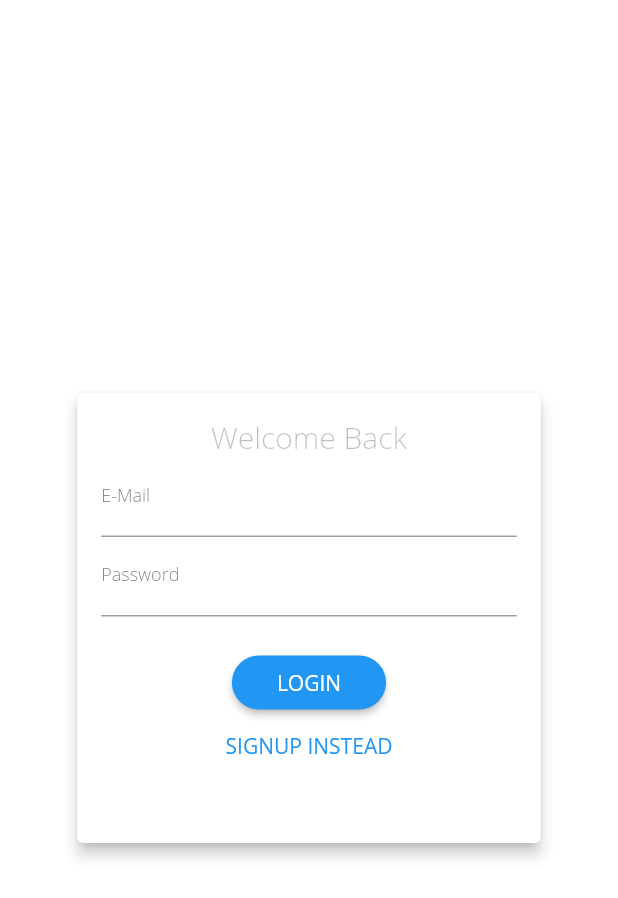
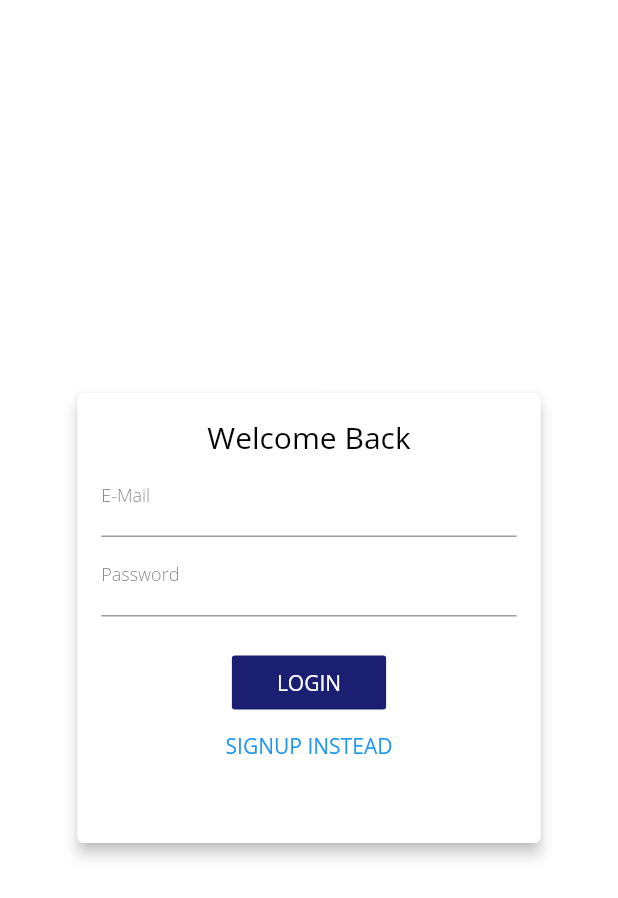
Before and after one commit to GB1999/Visa_Hackathon_2020, a Flutter app: the screen it shows after launch, on a phone screen of 412 x 824 dp. Shown: the top 898 px of the screen. Run offline on Flutter 3.47's test engine with Material 2 defaults, Android fonts, the phone set to English and light mode, and no system bars; our stand-ins replace carousel_slider, firebase_storage, image_picker, shimmer; missing offline and left inert: splash_screen_demo; accounts and stored records are empty.

Commit message:
Theme changes

```diff
--- a/lib/main.dart
+++ b/lib/main.dart
@@ -2,7 +2,6 @@ import 'package:altruity/models/payment_method.dart';
 import 'package:altruity/providers/user.dart';
 import 'package:flutter/material.dart';
 import 'package:provider/provider.dart';
-
 
 import 'package:altruity/providers/nonprofits.dart';
 import 'package:altruity/providers/user.dart';
@@ -14,7 +13,6 @@ import 'package:altruity/screens/user_profile_screen.dart';
 import 'package:altruity/screens/nonprofit_detail_screen.dart';
 import 'package:altruity/screens/donation_history_screen.dart';
 import 'package:altruity/screens/payment_method_entry_screen.dart';
-
 
 void main() {
   runApp(MyApp());
@@ -44,8 +42,9 @@ class MyApp extends StatelessWidget {
           title: 'Visa Gives',
           theme: ThemeData(
             //primaryColor: Color.fromRGBO(26, 31, 113, 100),
-            accentColor: Color.fromRGBO(247, 182, 0, 100),
-            splashColor: Color.fromRGBO(27, 138, 241, 100),
+            accentColor: Color.fromRGBO(247, 182, 0, 1),
+            splashColor: Color.fromRGBO(27, 138, 241, 1),
+            primaryColorDark: Color.fromRGBO(26, 31, 113, 1),
 
             fontFamily: 'OpenSans',
 
@@ -65,6 +64,12 @@ class MyApp extends StatelessWidget {
               headline3: TextStyle(
                 color: Colors.white,
                 fontSize: 16,
+                fontFamily: 'Montserrat',
+                fontWeight: FontWeight.w700,
+              ),
+              headline4: TextStyle(
+                color: Colors.black,
+                fontSize: 50,
                 fontFamily: 'Montserrat',
                 fontWeight: FontWeight.w700,
               ),
@@ -92,19 +97,19 @@ class MyApp extends StatelessWidget {
                 fontWeight: FontWeight.w300,
                 color: Colors.black,
               ),
-
             ),
           ),
           // check if user is authenticated, if not send to authentication screen
           home: auth.isAuth ? DiscoverScreen() : AuthenticationScreen(),
           routes: {
-            AuthenticationScreen.routeName: (ctx)=> AuthenticationScreen(),
-            DiscoverScreen.routeName: (ctx)=> DiscoverScreen(),
-            UserProfileScreen.routeName: (ctx)=> UserProfileScreen(),
-            DonationHistoryScreen.routeName: (ctx)=>DonationHistoryScreen(),
-            NonprofitDetailScreen.routeName: (ctx)=> NonprofitDetailScreen(),
-            PaymentMethodsScreen.routeName: (ctx)=> PaymentMethodsScreen(),
-            PaymentMethodEntryScreen.routeName: (ctx) =>PaymentMethodEntryScreen(),
+            AuthenticationScreen.routeName: (ctx) => AuthenticationScreen(),
+            DiscoverScreen.routeName: (ctx) => DiscoverScreen(),
+            UserProfileScreen.routeName: (ctx) => UserProfileScreen(),
+            DonationHistoryScreen.routeName: (ctx) => DonationHistoryScreen(),
+            NonprofitDetailScreen.routeName: (ctx) => NonprofitDetailScreen(),
+            PaymentMethodsScreen.routeName: (ctx) => PaymentMethodsScreen(),
+            PaymentMethodEntryScreen.routeName: (ctx) =>
+                PaymentMethodEntryScreen(),
           },
         ),
       ),
--- a/lib/screens/authentication_screen.dart
+++ b/lib/screens/authentication_screen.dart
@@ -221,7 +221,10 @@ class _AuthCardState extends State<AuthCard> {
                                 ),
                         ),
                       )
-                    : Text('Welcome Back'),
+                    : Text(
+                        'Welcome Back',
+                        style: Theme.of(context).textTheme.headline2,
+                      ),
                 if (_authMode == AuthMode.Signup)
                   TextFormField(
                     decoration: InputDecoration(labelText: 'First Name'),
@@ -292,21 +295,20 @@ class _AuthCardState extends State<AuthCard> {
                 if (_isLoading)
                   CircularProgressIndicator()
                 else
-                  RaisedButton(
+                  FlatButton(
                     child:
-                        Text(_authMode == AuthMode.Login ? 'LOGIN' : 'SIGN UP'),
+                        Text(_authMode == AuthMode.Login ? 'LOGIN' : 'SIGN UP', ),
                     onPressed: _submit,
-                    shape: RoundedRectangleBorder(
-                      borderRadius: BorderRadius.circular(30),
-                    ),
                     padding:
                         EdgeInsets.symmetric(horizontal: 30.0, vertical: 8.0),
-                    color: Theme.of(context).primaryColor,
+                    color: Theme.of(context).primaryColorDark,
                     textColor: Theme.of(context).primaryTextTheme.button.color,
                   ),
                 FlatButton(
                   child: Text(
-                      '${_authMode == AuthMode.Login ? 'SIGNUP' : 'LOGIN'} INSTEAD'),
+                    '${_authMode == AuthMode.Login ? 'SIGNUP' : 'LOGIN'} INSTEAD',
+
+                  ),
                   onPressed: _switchAuthMode,
                   padding: EdgeInsets.symmetric(horizontal: 30.0, vertical: 4),
                   materialTapTargetSize: MaterialTapTargetSize.shrinkWrap,
--- a/lib/widgets/donation_instance_card.dart
+++ b/lib/widgets/donation_instance_card.dart
@@ -45,10 +45,10 @@ class DonationInstanceCard extends StatelessWidget {
                                       Align(
                                         alignment: Alignment.centerLeft,
                                         child: Text(
-                                          donation.amount,
+                                          '\$${donation.amount}',
                                           style: Theme.of(context)
                                               .textTheme
-                                              .headline2,
+                                              .headline1,
                                           maxLines: 1,
                                           overflow: TextOverflow.ellipsis,
                                         ),
@@ -64,7 +64,7 @@ class DonationInstanceCard extends StatelessWidget {
                                         overflow: TextOverflow.ellipsis,
                                       ),
                                       Text(
-                                         donation.dateDonated,
+                                         'Donated on ${donation.dateDonated}',
 
                                         style: Theme.of(context)
                                             .textTheme
--- a/lib/widgets/donation_selection.dart
+++ b/lib/widgets/donation_selection.dart
@@ -171,7 +171,7 @@ class _DonationSelectionState extends State<DonationSelection> {
     AlertDialog alert = AlertDialog(
       title: Text("Confirmation"),
       content: Text(
-          "Are you sure you want to delete this card from your payment methods"),
+          "A donation of \$${amount} will be made to ${nonprofit.title}"),
       actions: [
         cancelButton,
         continueButton,
--- a/pubspec.yaml
+++ b/pubspec.yaml
@@ -54,9 +54,9 @@ flutter:
   uses-material-design: true
 
   # To add assets to your application, add an assets section, like this:
-  # assets:
-  #   - images/a_dot_burr.jpeg
-  #   - images/a_dot_ham.jpeg
+  assets:
+    - assets/images/donation-bg.png
+    - assets/images/VISA-GIVES-logo.png
 
   # An image asset can refer to one or more resolution-specific "variants", see
   # https://flutter.dev/assets-and-images/#resolution-aware.
```
Also changed, not shown: lib/providers/user.dart (+8 -1 lines), lib/screens/donation_history_screen.dart (+12 -2 lines), lib/screens/splash_screen.dart (added, +94 -0 lines), lib/screens/user_profile_screen.dart (+65 -16 lines), assets/images/VISA-GIVES-logo.png (added), assets/images/donation-bg.png (added). Lines whose indentation alone changed are shown as unchanged.
